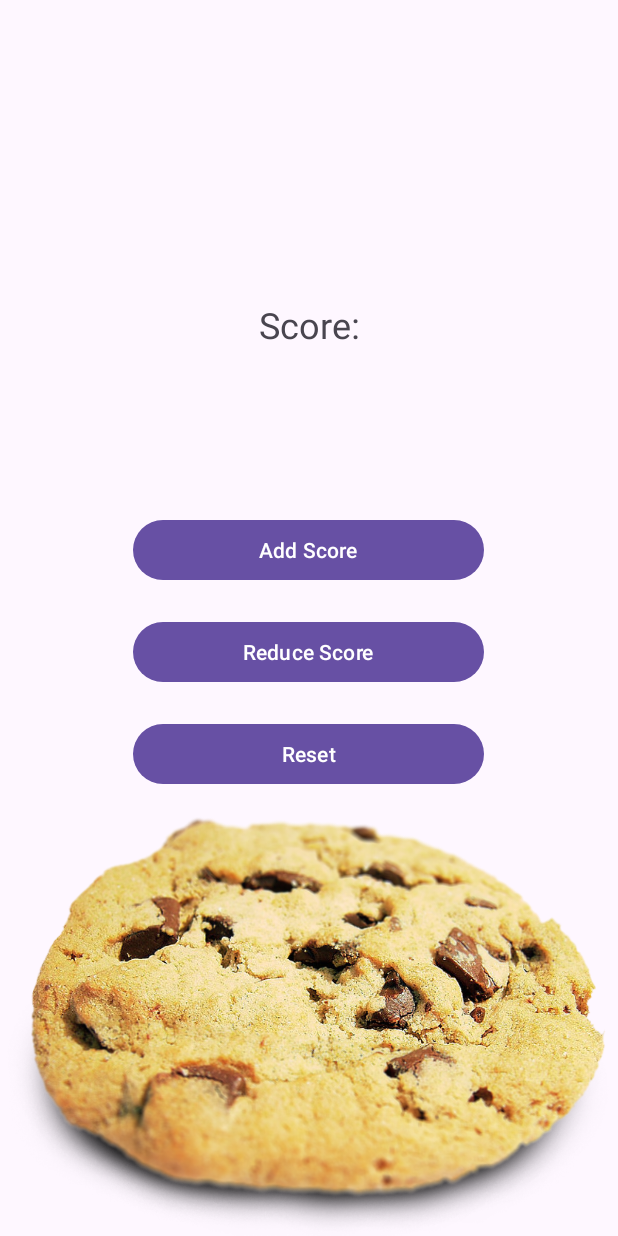
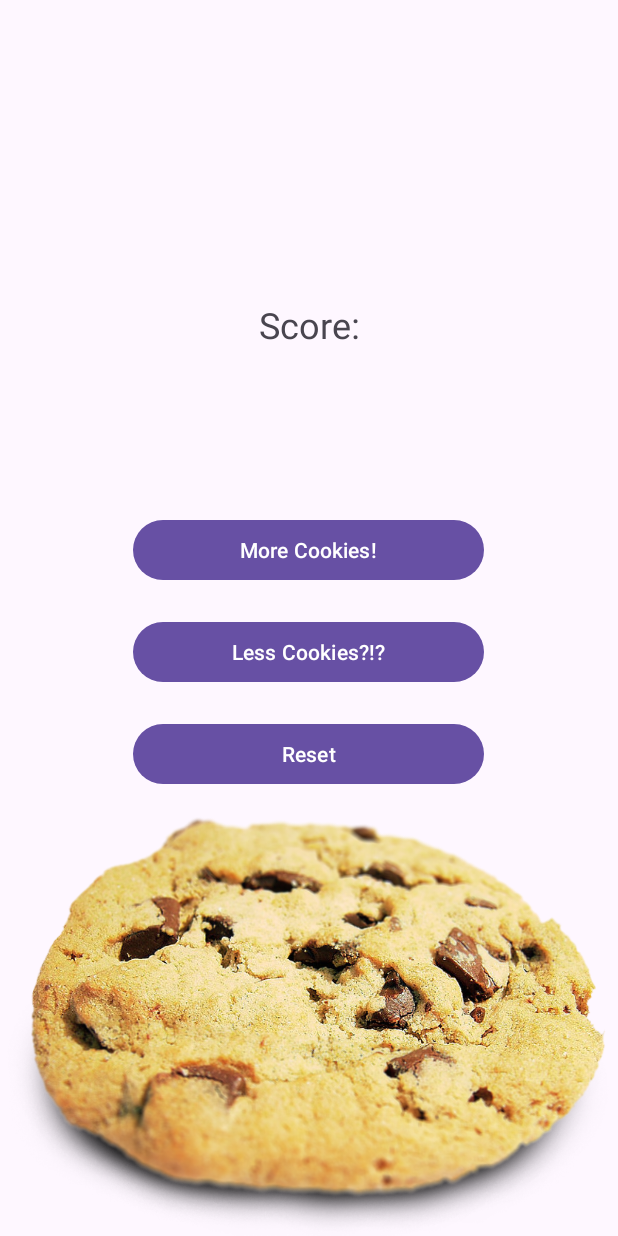
Before and after one commit to RamiMikho/AssignmentApp, an Android app: the screen it shows after launch (MainActivity), on a phone screen of 412 x 824 dp. Run offline under Robolectric (Android 15) with nearby library versions, the phone set to English and light mode, and no system bars.

Commit message:
functionality of buttons+sound+save+constraintlayout

```diff
--- a/app/src/main/java/com/rami/assignmentapplication/MainActivity.kt
+++ b/app/src/main/java/com/rami/assignmentapplication/MainActivity.kt
@@ -2,12 +2,17 @@ package com.rami.assignmentapplication
 
 import android.media.MediaPlayer
 import android.os.Bundle
+import android.widget.Button
+import android.widget.TextView
+import android.widget.Toast
 import androidx.activity.enableEdgeToEdge
 import androidx.appcompat.app.AppCompatActivity
 import androidx.core.view.ViewCompat
 import androidx.core.view.WindowInsetsCompat
 
 class MainActivity : AppCompatActivity() {
+
+    private var currentScore : Int = 0
     override fun onCreate(savedInstanceState: Bundle?) {
         super.onCreate(savedInstanceState)
         enableEdgeToEdge()
@@ -17,8 +22,55 @@ class MainActivity : AppCompatActivity() {
             v.setPadding(systemBars.left, systemBars.top, systemBars.right, systemBars.bottom)
             insets
         }
+
+        val AddScore = findViewById<Button>(R.id.AddScore)
+        val ReduceScore = findViewById<Button>(R.id.ReduceScore)
+        val Reset = findViewById<Button>(R.id.Reset)
+        val mediaPlayer = MediaPlayer.create(this, R.raw.wind_chimes)
+
+        val Score = findViewById<TextView>(R.id.Score)
+
+        savedInstanceState?.let {
+            // If there is, retrieve the score
+            currentScore = savedInstanceState.getInt("currentScore", 0)
+            Score.text = "Score: $currentScore"
+        }
+
+        AddScore.setOnClickListener {
+            increment()
+            Score.text = "Score: $currentScore"
+            if(currentScore >= 15){
+                mediaPlayer.start()
+            }
+        }
+        ReduceScore.setOnClickListener{
+            decrement()
+            Score.text = "Score: $currentScore"
+        }
+        Reset.setOnClickListener{
+            currentScore = 0
+            Score.text = "Score: $currentScore"
+        }
+
+
+    }
+    override fun onSaveInstanceState(outState: Bundle) {
+        // Save the current score to the outState bundle
+        outState.putInt("currentScore", currentScore)
+        super.onSaveInstanceState(outState)
+    }
+    private fun increment() {
+        currentScore += 1
+        //Toast.makeText(this, "Score: $currentScore", Toast.LENGTH_SHORT).show()
+    }
+    private fun decrement() {
+        if (currentScore > 0) {
+            currentScore -= 1
+            //Toast.makeText(this, "Score: $currentScore", Toast.LENGTH_SHORT).show()
+        }
     }
 
-    //var mediaPlayer = MediaPlayer.create(context, R.raw.wind_chimes)
+
+    //
     //mediaPlayer.start()
 }
--- a/app/src/main/res/values/strings.xml
+++ b/app/src/main/res/values/strings.xml
@@ -1,7 +1,7 @@
 <resources>
     <string name="app_name">AssignmentApplication</string>
     <string name="Score">Score: </string>
-    <string name="AddScore">Add Score</string>
-    <string name="ReduceScore">Reduce Score</string>
+    <string name="AddScore">More Cookies!</string>
+    <string name="ReduceScore">Less Cookies?!?</string>
     <string name="Reset">Reset</string>
 </resources>
```
